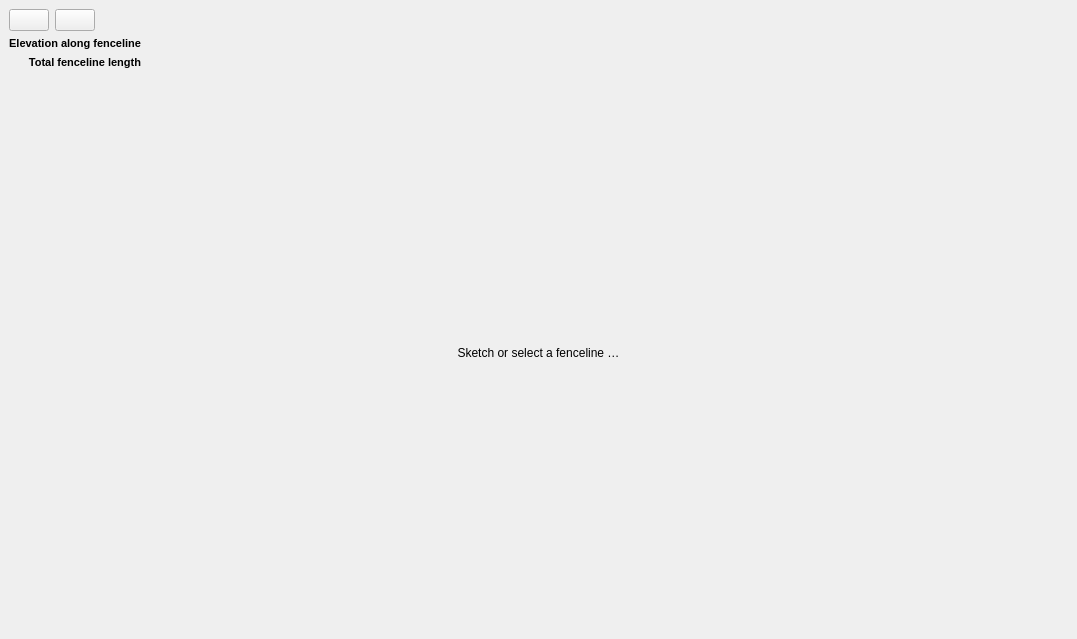
Before: the Qt Designer form mlapp/src/tools/fenceline_profile/fenceline_profile_dock_widget_base.ui in Trailmarker/paddock-power, drawn with Qt 5.
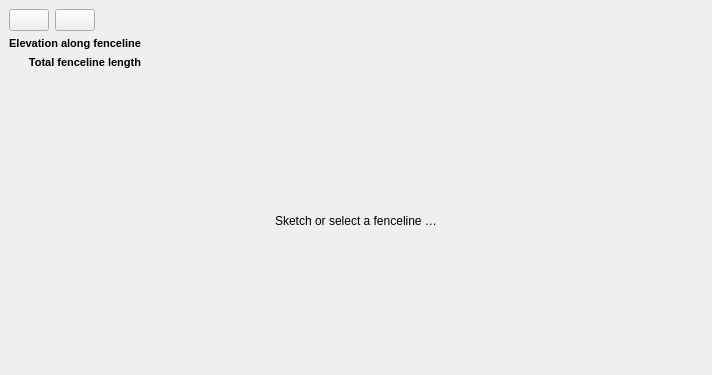
After: the same form once the commit is applied. Icons and pictures are not drawn.

Commit message: bump plugin version and minimum QGIS version (PP-9)

What changed in the file:
```diff
--- a/mlapp/src/tools/fenceline_profile/fenceline_profile_dock_widget_base.ui
+++ b/mlapp/src/tools/fenceline_profile/fenceline_profile_dock_widget_base.ui
@@ -6,8 +6,8 @@
    <rect>
     <x>0</x>
     <y>0</y>
-    <width>1077</width>
-    <height>639</height>
+    <width>712</width>
+    <height>375</height>
    </rect>
   </property>
   <property name="sizePolicy">
```
The commit also changes 1 other file.
